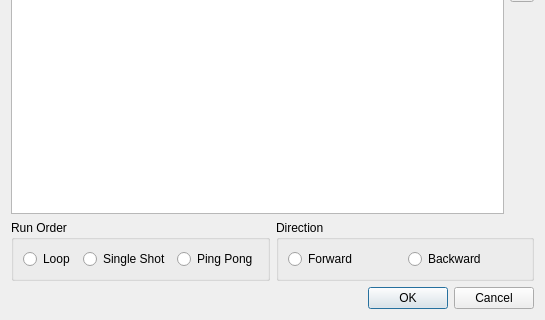
Before: the Qt Designer form branches/qt4/main/src/chasereditor.ui in Bondzio/qlc, drawn with Qt 5; both pictures show x 0 to 545 and y 139 to 459 of the 545 by 459 pixel window.
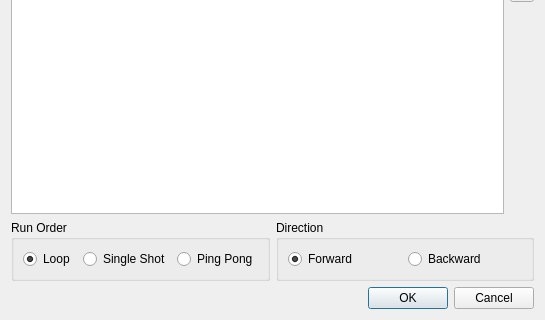
After: the same form once the commit is applied.

Commit message: * TODO: * main/Makefile.am: * main/src/addfixture.ui: * main/src/chasereditor.ui: * main/src/collection.cpp: * main/src/collection.h: * main/src/collectioneditor.cpp: * main/src/collectioneditor.h: * main/src/collectioneditor.ui: * main/src/doc.cpp: * main/src/fixturemanager.cpp: * main/src/function.cpp: * main/src/functioncollection.cpp: * main/src/functioncollection.h: * main/src/functioncollectioneditor.cpp: * main/src/functioncollectioneditor.h: * main/src/functioncollectioneditor.ui: * main/src/functionmanager.cpp: * main/src/sceneeditor.cpp: * main/src/sceneeditor.ui:

Diff of the .ui file:
```diff
--- a/branches/qt4/main/src/chasereditor.ui
+++ b/branches/qt4/main/src/chasereditor.ui
@@ -119,6 +119,9 @@
           <property name="text" >
            <string>Loop</string>
           </property>
+          <property name="checked" >
+           <bool>true</bool>
+          </property>
          </widget>
         </item>
         <item>
@@ -149,6 +152,9 @@
           <property name="text" >
            <string>Forward</string>
           </property>
+          <property name="checked" >
+           <bool>true</bool>
+          </property>
          </widget>
         </item>
         <item>
```
Left out of the diff: 5 changed lines with no effect on the pictures. The commit also changes 15 other files.
